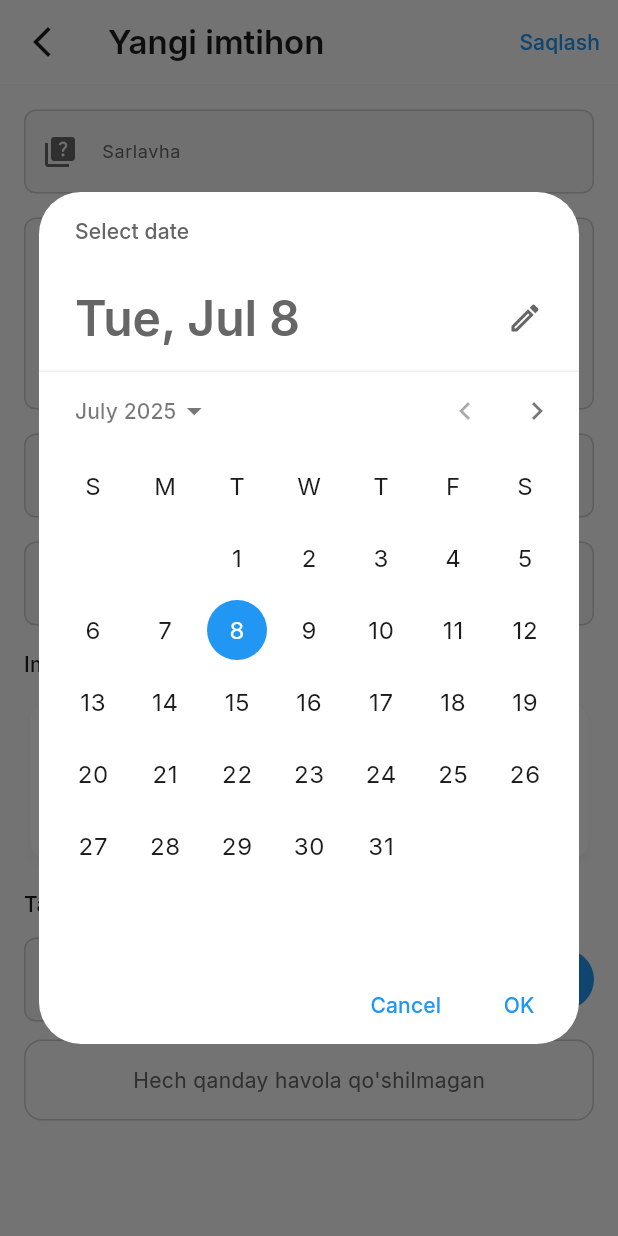
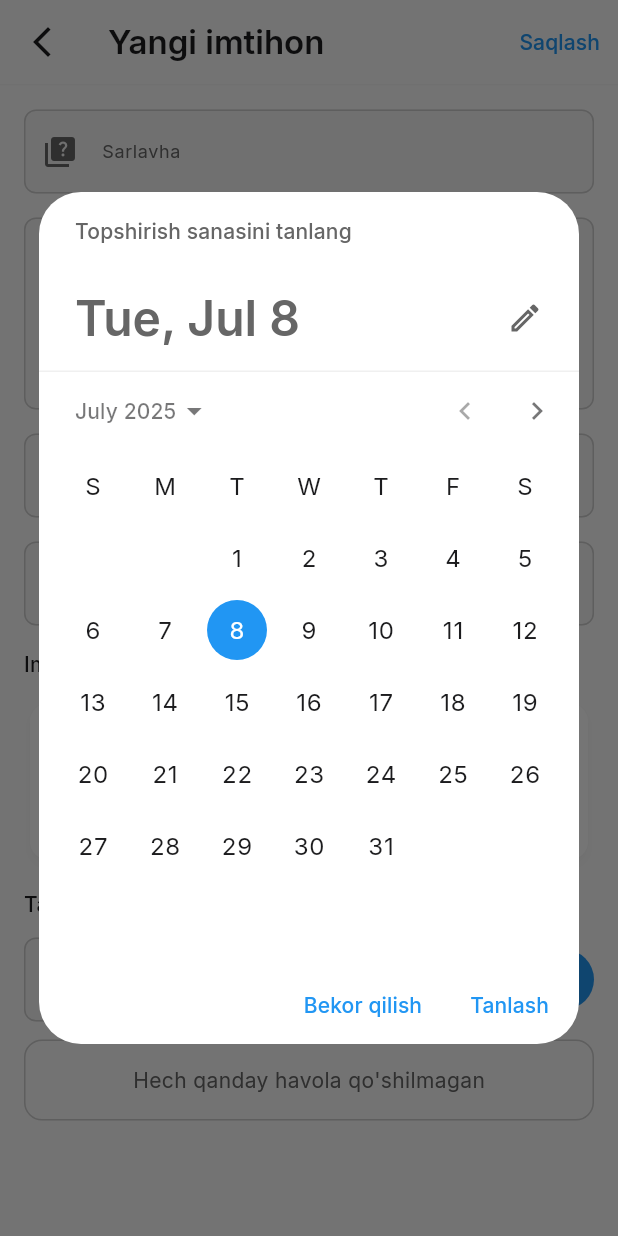
Before and after one commit to IslomjonovAbdulazim/toshmi_mobile, a Flutter app: the ExamFormView screen opened directly, after a tap on "Sana", on a phone screen of 412 x 824 dp. Run offline on Flutter 3.47's test engine with Material 3 defaults, Android fonts, the phone set to English and light mode, and no system bars; our stand-ins replace dio, file_picker, get, get_storage, google_fonts, image_picker and 4 more; accounts and stored records are empty; network calls fail.

Commit message:
exam - done

```diff
--- a/lib/app/modules/teacher/views/exams/exam_form_view.dart
+++ b/lib/app/modules/teacher/views/exams/exam_form_view.dart
@@ -31,7 +31,6 @@ class ExamFormView extends GetView<ExamController> {
 
     final selectedTime = TimeOfDay.fromDateTime(selectedDate.value).obs;
 
-    // Initialize external links for editing
     if (isEditing && exam!['external_links'] != null) {
       controller.initializeExternalLinks(
         List<String>.from(exam!['external_links']),
@@ -40,7 +39,6 @@ class ExamFormView extends GetView<ExamController> {
       controller.clearExternalLinks();
     }
 
-    // Initialize selected group subject for editing
     if (isEditing && exam!['group_subject_id'] != null) {
       final groupSubjectId = exam!['group_subject_id'];
       final matchingSubject = controller.groupSubjects.firstWhereOrNull(
@@ -54,7 +52,7 @@ class ExamFormView extends GetView<ExamController> {
     return Scaffold(
       backgroundColor: theme.colorScheme.background,
       appBar: TeacherAppBar(
-        title: isEditing ? 'Imtihonni tahrirlash' : 'Yangi imtihon',
+        title: isEditing ? 'edit_exam'.tr : 'new_exam'.tr,
         actions: [
           TextButton(
             onPressed: () => _saveExam(
@@ -64,7 +62,7 @@ class ExamFormView extends GetView<ExamController> {
               selectedDate.value,
               selectedTime.value,
             ),
-            child: const Text('Saqlash'),
+            child: Text('save'.tr),
           ),
         ],
       ),
@@ -75,15 +73,15 @@ class ExamFormView extends GetView<ExamController> {
           children: [
             _buildTextField(
               controller: titleController,
-              label: 'Sarlavha',
-              hint: 'Imtihon sarlavasini kiriting',
+              label: 'title'.tr,
+              hint: 'enter_exam_title'.tr,
               icon: Icons.quiz,
             ),
             const SizedBox(height: 16),
             _buildTextField(
               controller: descriptionController,
-              label: 'Tavsif',
-              hint: 'Imtihon tavsifini kiriting',
+              label: 'description'.tr,
+              hint: 'enter_exam_description'.tr,
               icon: Icons.description,
               maxLines: 4,
             ),
@@ -92,7 +90,7 @@ class ExamFormView extends GetView<ExamController> {
             const SizedBox(height: 16),
             _buildTextField(
               controller: maxPointsController,
-              label: 'Maksimal ball',
+              label: 'max_points'.tr,
               hint: '100',
               icon: Icons.star,
               keyboardType: TextInputType.number,
@@ -134,7 +132,7 @@ class ExamFormView extends GetView<ExamController> {
   Widget _buildGroupSubjectSelector() {
     return Obx(() => DropdownButtonFormField<int>(
       decoration: InputDecoration(
-        labelText: 'Sinf va fan',
+        labelText: 'class_and_subject'.tr,
         prefixIcon: const Icon(Icons.class_),
         border: OutlineInputBorder(
           borderRadius: BorderRadius.circular(12),
@@ -156,8 +154,8 @@ class ExamFormView extends GetView<ExamController> {
           controller.selectGroupSubject(selected);
         }
       },
-      hint: const Text('Sinf va fanni tanlang'),
-      validator: (value) => value == null ? 'Sinf va fanni tanlang' : null,
+      hint: Text('select_class_subject'.tr),
+      validator: (value) => value == null ? 'select_class_subject'.tr : null,
     ));
   }
 
@@ -170,7 +168,7 @@ class ExamFormView extends GetView<ExamController> {
       crossAxisAlignment: CrossAxisAlignment.start,
       children: [
         Text(
-          'Imtihon sanasi va vaqti',
+          'exam_date_time'.tr,
           style: Theme.of(context).textTheme.titleSmall,
         ),
         const SizedBox(height: 12),
@@ -180,7 +178,7 @@ class ExamFormView extends GetView<ExamController> {
               child: Obx(() => _buildDateTimeCard(
                 context,
                 icon: Icons.calendar_today,
-                title: 'Sana',
+                title: 'date'.tr,
                 value: _formatDate(selectedDate.value),
                 onTap: () => _selectDate(context, selectedDate),
               )),
@@ -190,7 +188,7 @@ class ExamFormView extends GetView<ExamController> {
               child: Obx(() => _buildDateTimeCard(
                 context,
                 icon: Icons.access_time,
-                title: 'Vaqt',
+                title: 'time'.tr,
                 value: selectedTime.value.format(context),
                 onTap: () => _selectTime(context, selectedTime),
               )),
@@ -243,7 +241,7 @@ class ExamFormView extends GetView<ExamController> {
       crossAxisAlignment: CrossAxisAlignment.start,
       children: [
         Text(
-          'Tashqi havolalar',
+          'external_links'.tr,
           style: Theme.of(context).textTheme.titleSmall,
         ),
         const SizedBox(height: 12),
@@ -253,7 +251,7 @@ class ExamFormView extends GetView<ExamController> {
               child: TextFormField(
                 controller: linkController,
                 decoration: InputDecoration(
-                  hintText: 'Havola kiriting (https://...)',
+                  hintText: 'enter_link'.tr,
                   prefixIcon: const Icon(Icons.link),
                   border: OutlineInputBorder(
                     borderRadius: BorderRadius.circular(12),
@@ -270,7 +268,7 @@ class ExamFormView extends GetView<ExamController> {
                   linkController.clear();
                 }
               },
-              child: const Text('Qo\'shish'),
+              child: Text('add'.tr),
             ),
           ],
         ),
@@ -286,7 +284,7 @@ class ExamFormView extends GetView<ExamController> {
           ),
           child: Center(
             child: Text(
-              'Hech qanday havola qo\'shilmagan',
+              'no_links_added'.tr,
               style: Theme.of(context).textTheme.bodyMedium?.copyWith(
                 color: Theme.of(context).colorScheme.onSurfaceVariant,
               ),
@@ -344,6 +342,9 @@ class ExamFormView extends GetView<ExamController> {
       initialDate: selectedDate.value,
       firstDate: DateTime.now(),
       lastDate: DateTime.now().add(const Duration(days: 365)),
+      helpText: 'select_due_date'.tr,
+      confirmText: 'select'.tr,
+      cancelText: 'cancel'.tr,
     );
     if (date != null) {
       selectedDate.value = date;
@@ -354,6 +355,9 @@ class ExamFormView extends GetView<ExamController> {
     final time = await showTimePicker(
       context: context,
       initialTime: selectedTime.value,
+      helpText: 'select_due_time'.tr,
+      confirmText: 'select'.tr,
+      cancelText: 'cancel'.tr,
     );
     if (time != null) {
       selectedTime.value = time;
@@ -368,12 +372,12 @@ class ExamFormView extends GetView<ExamController> {
       TimeOfDay selectedTime,
       ) {
     if (titleController.text.trim().isEmpty) {
-      Get.snackbar('Xato', 'Iltimos sarlavha kiriting');
+      Get.snackbar('error'.tr, 'please_enter_exam_title'.tr);
       return;
     }
 
     if (controller.selectedGroupSubject.value == null) {
-      Get.snackbar('Xato', 'Iltimos sinf va fanni tanlang');
+      Get.snackbar('error'.tr, 'please_select_class_subject'.tr);
       return;
     }
 
@@ -386,7 +390,6 @@ class ExamFormView extends GetView<ExamController> {
     );
 
     if (exam != null) {
-      // Edit existing exam
       controller.updateExam(
         examId: exam!['id'],
         groupSubjectId: controller.selectedGroupSubject.value!.id,
@@ -397,7 +400,6 @@ class ExamFormView extends GetView<ExamController> {
         externalLinks: controller.externalLinks.toList(),
       );
     } else {
-      // Create new exam
       controller.createExam(
         groupSubjectId: controller.selectedGroupSubject.value!.id,
         title: titleController.text.trim(),
--- a/lib/app/translations/en_US.dart
+++ b/lib/app/translations/en_US.dart
@@ -164,6 +164,37 @@ const Map<String, String> uzUZ = {
   'total_items': 'ta',
   'delete_homework': 'Uy vazifasini o\'chirish',
   'delete_homework_confirmation': 'Haqiqatan ham uy vazifasini o\'chirmoqchimisiz?',
+
+  // Exam specific translations
+  'exam_title': 'Imtihonlar',
+  'untitled_exam': 'Nomsiz imtihon',
+  'new_exam': 'Yangi imtihon',
+  'edit_exam': 'Imtihonni tahrirlash',
+  'exam_date_time': 'Imtihon sanasi va vaqti',
+  'near_dates': 'Yaqin sanalar',
+  'old_dates': 'O\'tgan sanalar',
+  'select_class_subject': 'Sinf va fanni tanlang',
+  'class_and_subject': 'Sinf va fan',
+  'enter_exam_title': 'Imtihon sarlavasini kiriting',
+  'enter_exam_description': 'Imtihon tavsifini kiriting',
+  'exam_date': 'Imtihon sanasi',
+  'add': 'Qo\'shish',
+  'no_links_added': 'Hech qanday havola qo\'shilmagan',
+  'enter_link': 'Havola kiriting (https://...)',
+  'please_enter_exam_title': 'Iltimos sarlavha kiriting',
+  'please_select_class_subject': 'Iltimos sinf va fanni tanlang',
+  'exam_created_successfully': 'Imtihon muvaffaqiyatli yaratildi',
+  'error_creating_exam': 'Imtihon yaratishda xatolik',
+  'exam_updated_successfully': 'Imtihon muvaffaqiyatli yangilandi',
+  'error_updating_exam': 'Imtihonni yangilashda xatolik',
+  'exam_deleted_successfully': 'Imtihon muvaffaqiyatli o\'chirildi',
+  'error_deleting_exam': 'Imtihonni o\'chirishda xatolik',
+  'error_loading_exams': 'Imtihonlarni yuklashda xatolik',
+  'no_exams_yet': 'Hozircha imtihon yo\'q',
+  'create_first_exam': 'Birinchi imtihoningizni yaratish uchun pastdagi tugmani bosing.',
+  'create_exam': 'Imtihon yaratish',
+  'delete_exam': 'Imtihonni o\'chirish',
+  'delete_exam_confirmation': 'Haqiqatan ham imtihonini o\'chirmoqchimisiz?',
 };
 
 // ===== ru_RU.dart =====
@@ -332,6 +363,37 @@ const Map<String, String> ruRU = {
   'total_items': 'шт.',
   'delete_homework': 'Удалить домашнее задание',
   'delete_homework_confirmation': 'Вы действительно хотите удалить домашнее задание?',
+
+  // Exam specific translations
+  'exam_title': 'Экзамены',
+  'untitled_exam': 'Экзамен без названия',
+  'new_exam': 'Новый экзамен',
+  'edit_exam': 'Редактировать экзамен',
+  'exam_date_time': 'Дата и время экзамена',
+  'near_dates': 'Близкие даты',
+  'old_dates': 'Прошедшие даты',
+  'select_class_subject': 'Выберите класс и предмет',
+  'class_and_subject': 'Класс и предмет',
+  'enter_exam_title': 'Введите название экзамена',
+  'enter_exam_description': 'Введите описание экзамена',
+  'exam_date': 'Дата экзамена',
+  'add': 'Добавить',
+  'no_links_added': 'Ссылки не добавлены',
+  'enter_link': 'Введите ссылку (https://...)',
+  'please_enter_exam_title': 'Пожалуйста, введите название',
+  'please_select_class_subject': 'Пожалуйста, выберите класс и предмет',
+  'exam_created_successfully': 'Экзамен успешно создан',
+  'error_creating_exam': 'Ошибка создания экзамена',
+  'exam_updated_successfully': 'Экзамен успешно обновлён',
+  'error_updating_exam': 'Ошибка обновления экзамена',
+  'exam_deleted_successfully': 'Экзамен успешно удалён',
+  'error_deleting_exam': 'Ошибка удаления экзамена',
+  'error_loading_exams': 'Ошибка загрузки экзаменов',
+  'no_exams_yet': 'Экзаменов пока нет',
+  'create_first_exam': 'Нажмите кнопку ниже, чтобы создать первый экзамен.',
+  'create_exam': 'Создать экзамен',
+  'delete_exam': 'Удалить экзамен',
+  'delete_exam_confirmation': 'Вы действительно хотите удалить экзамен?',
 };
 
 // ===== en_US.dart =====
@@ -500,4 +562,35 @@ const Map<String, String> enUS = {
   'total_items': 'items',
   'delete_homework': 'Delete homework',
   'delete_homework_confirmation': 'Are you sure you want to delete the homework?',
+
+  // Exam specific translations
+  'exam_title': 'Exams',
+  'untitled_exam': 'Untitled exam',
+  'new_exam': 'New exam',
+  'edit_exam': 'Edit exam',
+  'exam_date_time': 'Exam date and time',
+  'near_dates': 'Near dates',
+  'old_dates': 'Past dates',
+  'select_class_subject': 'Select class and subject',
+  'class_and_subject': 'Class and subject',
+  'enter_exam_title': 'Enter exam title',
+  'enter_exam_description': 'Enter exam description',
+  'exam_date': 'Exam date',
+  'add': 'Add',
+  'no_links_added': 'No links added',
+  'enter_link': 'Enter link (https://...)',
+  'please_enter_exam_title': 'Please enter a title',
+  'please_select_class_subject': 'Please select class and subject',
+  'exam_created_successfully': 'Exam created successfully',
+  'error_creating_exam': 'Error creating exam',
+  'exam_updated_successfully': 'Exam updated successfully',
+  'error_updating_exam': 'Error updating exam',
+  'exam_deleted_successfully': 'Exam deleted successfully',
+  'error_deleting_exam': 'Error deleting exam',
+  'error_loading_exams': 'Error loading exams',
+  'no_exams_yet': 'No exams yet',
+  'create_first_exam': 'Press the button below to create your first exam.',
+  'create_exam': 'Create exam',
+  'delete_exam': 'Delete exam',
+  'delete_exam_confirmation': 'Are you sure you want to delete the exam?',
 };
--- a/lib/main.dart
+++ b/lib/main.dart
@@ -68,7 +68,7 @@ class ToshmiApp extends StatelessWidget {
       translations: AppTranslations(),
       themeMode: ThemeMode.system,
       locale: LanguageService().locale,
-      fallbackLocale: const Locale('uz', 'UZ'),
+      // fallbackLocale: const Locale('uz', 'UZ'),
 
       initialRoute: AppPages.initial,
       getPages: AppPages.routes,
```
Also changed, not shown: lib/app/modules/teacher/controllers/exam_controller.dart (+14 -28 lines), lib/app/modules/teacher/views/exams/exam_list_view.dart (+15 -17 lines), lib/app/modules/teacher/views/exams/widgets/exam_card.dart (+8 -10 lines).
